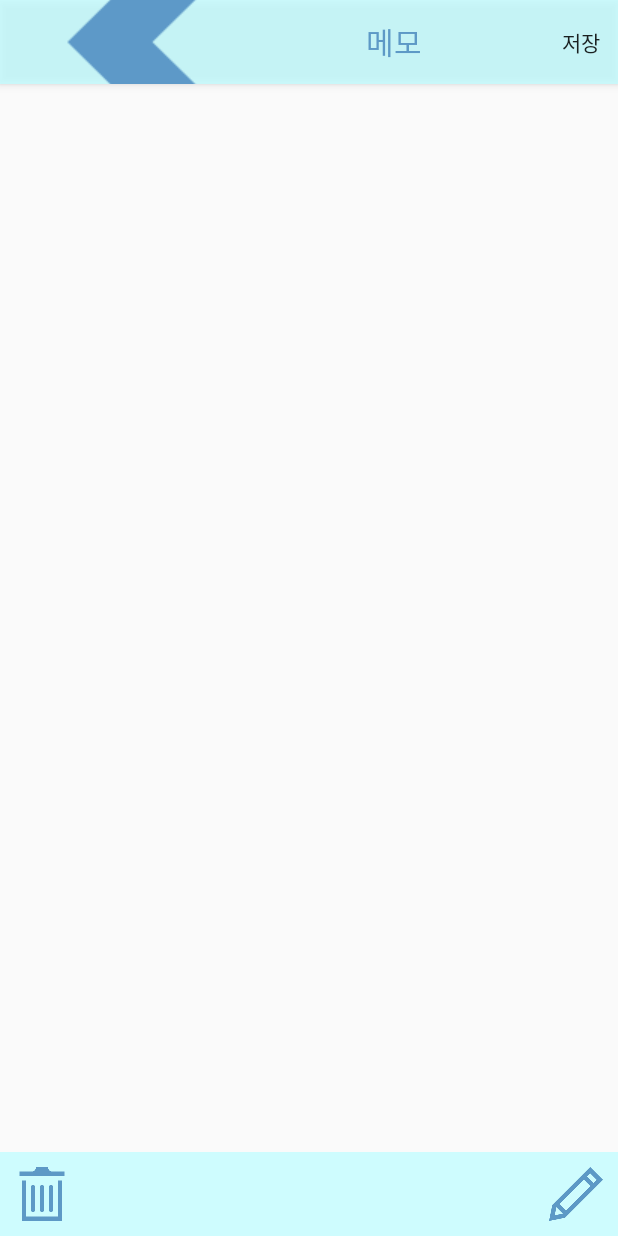
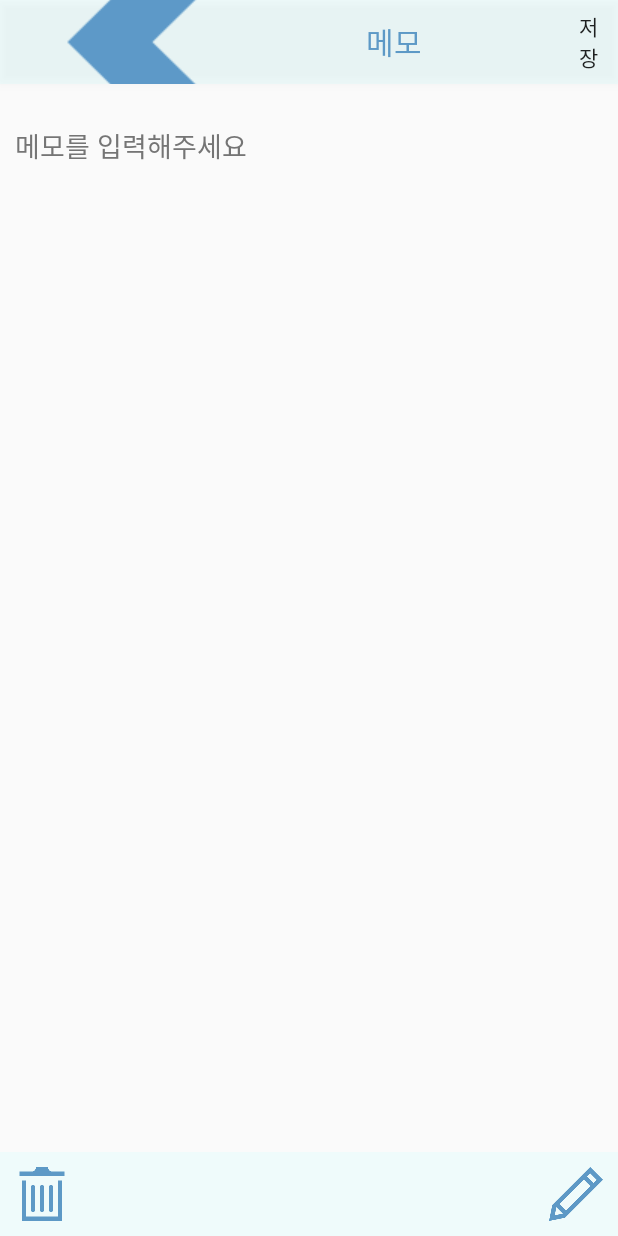
Before and after one commit to GroundReD/MemoDemo, an Android app: the WriteActivity screen opened directly, with no data from a screen before it, after a tap on an icon or button, on a phone screen of 412 x 824 dp. Run offline under Robolectric (Android 15) with nearby library versions, the phone set to English and light mode, and no system bars; our stand-ins replace ButterKnife; libraries missing offline, so code that uses them is left out: io.realm, io.realm.annotations; 7 statements that could not run were skipped.

```diff
--- a/app/src/main/java/com/example/p90jzw/memodemo/WriteActivity.java
+++ b/app/src/main/java/com/example/p90jzw/memodemo/WriteActivity.java
@@ -1,6 +1,8 @@
 package com.example.p90jzw.memodemo;
 
+import android.content.Intent;
 import android.os.Bundle;
+import android.util.Log;
 import android.view.Menu;
 import android.view.MenuInflater;
 import android.view.MenuItem;
@@ -24,6 +26,8 @@ import io.realm.RealmResults;
 
 public class WriteActivity extends AppCompatActivity {
 
+    public final static int NEW = -1;
+
     androidx.appcompat.widget.Toolbar memoToolbar;
     @BindView(R.id.write_tv_edited_date)
     TextView date;
@@ -34,9 +38,10 @@ public class WriteActivity extends AppCompatActivity {
     @BindView(R.id.write_iv_write_new)
     ImageView writeNew;
 
-    String edittedDate;
+    String editedDate;
     Realm realm;
-    int currentIndex;
+    int memoIndex;
+
 
     @Override
     protected void onCreate(Bundle savedInstanceState) {
@@ -56,10 +61,18 @@ public class WriteActivity extends AppCompatActivity {
         realm = Realm.getDefaultInstance();
 
         // two intent
-        // - crate new memo
-        // - edit existed memo
+        // - crate new memo = -1
+        // - edit existed memo >= 0
+        memoIndex = getIntent().getIntExtra("MEMO_INDEX", NEW);
+        if (memoIndex != NEW) {
+            showExistedMemo(memoIndex);
+        } else {
 
-        edittedDate = saveEdditedDate();
+        }
+
+        editedDate = saveEditedDate();
+
+        Log.d("index",String.valueOf(memoIndex));
     }
 
     @Override
@@ -76,7 +89,12 @@ public class WriteActivity extends AppCompatActivity {
                 finish();
                 return true;
             case R.id.save_memo:
-                saveMemo(String.valueOf(memo.getText()));
+                if(memoIndex == NEW) {
+                    saveNewMemo(String.valueOf(memo.getText()));
+                } else {
+                    saveMemo(String.valueOf(memo.getText()));
+                }
+
                 Toast.makeText(this, "저장되었습니다.", Toast.LENGTH_SHORT).show();
             default:
                 break;
@@ -85,10 +103,23 @@ public class WriteActivity extends AppCompatActivity {
     }
 
     private void saveMemo(String memo) {
+        MemoData memoData = realm.where(MemoData.class).equalTo("index",memoIndex).findAll().get(0);
+
+        realm.beginTransaction();
+        String header = memo.substring(0, memo.indexOf("\n"));
+        String text = memo.substring(memo.indexOf("\n"));
+        memoData.setEditedTime(editedDate);
+        memoData.setHeader(header);
+        memoData.setText(text);
+        realm.commitTransaction();
+    }
+
+
+    private void saveNewMemo(String memo) {
         MemoData memoData = new MemoData();
         int currentIndex = getAutoIncrementIndex(new MemoData());
         memoData.setIndex(currentIndex);
-        memoData.setEditedTime(edittedDate);
+        memoData.setEditedTime(editedDate);
 
         if (memo != null) {
             String header = memo.substring(0, memo.indexOf("\n"));
@@ -98,11 +129,12 @@ public class WriteActivity extends AppCompatActivity {
         }
 
         realm.beginTransaction();
-        realm.copyFromRealm(memoData);
+        MemoData realmMemoData = realm.createObject(MemoData.class);
+        realmMemoData = realm.copyFromRealm(memoData);
         realm.commitTransaction();
     }
 
-    private String saveEdditedDate() {
+    private String saveEditedDate() {
         SimpleDateFormat format = new SimpleDateFormat("yyyy년 MM월 DD일 HH시 mm분");
         return format.format(new Date());
     }
@@ -126,7 +158,7 @@ public class WriteActivity extends AppCompatActivity {
 
     @OnClick(R.id.write_iv_delete)
     void remove() {
-        RealmResults<MemoData> results = realm.where(MemoData.class).equalTo("index", currentIndex).findAll();
+        RealmResults<MemoData> results = realm.where(MemoData.class).equalTo("index", memoIndex).findAll();
 
         if (results.isEmpty()) {
             return;
@@ -138,10 +170,31 @@ public class WriteActivity extends AppCompatActivity {
 
     @OnClick(R.id.write_iv_write_new)
     void createNewMemo() {
-        saveMemo(String.valueOf(memo.getText()));
+        if(memoIndex != NEW) {
+            saveMemo(String.valueOf(memo.getText()));
+        } else {
+            saveNewMemo(String.valueOf(memo.getText()));
+        }
         //new writeActivity
+        Intent intent = new Intent(this,WriteActivity.class);
+        intent.addFlags(Intent.FLAG_ACTIVITY_SINGLE_TOP);
+        startActivity(intent);
+    }
+
+    void setCurrentIndex() {
 
     }
 
+    void showExistedMemo(int memoIndex) {
+        RealmResults<MemoData> results = realm.where(MemoData.class).equalTo("index", memoIndex).findAll();
 
+        memo.setText(results.get(0) != null ? results.get(0).getAllText() : "");
+        date.setText(results.get(0) != null ? results.get(0).getEditedTime() : "yyyy-MM-dd");
+    }
+
+    @Override
+    protected void onDestroy() {
+        super.onDestroy();
+        realm.close();
+    }
 }
--- /dev/null
+++ b/app/src/main/java/com/example/p90jzw/memodemo/listener/OnItemClickListener.java
@@ -0,0 +1,5 @@
+package com.example.p90jzw.memodemo.listener;
+
+public interface OnItemClickListener {
+    void onItemClick(int position);
+}
--- a/app/src/main/res/layout/activity_write.xml
+++ b/app/src/main/res/layout/activity_write.xml
@@ -12,8 +12,8 @@
         android:layout_height="?attr/actionBarSize"
         android:background="?attr/colorPrimary"
         android:elevation="4dp"
-        android:theme="@style/ThemeOverlay.AppCompat.ActionBar"
-        app:popupTheme="@style/ThemeOverlay.AppCompat.Light"
+        android:theme="@style/ToolbarTheme"
+        app:popupTheme="@style/ToolbarTheme"
         app:titleTextColor="@color/lightBlueDark"
         tools:ignore="MissingConstraints" />
 
@@ -38,15 +38,18 @@
         android:layout_height="0dp"
         android:background="@null"
         android:gravity="top|start"
+        android:hint="@string/write_memo"
         android:paddingStart="10dp"
         android:paddingEnd="10dp"
         android:scrollHorizontally="false"
+        android:textColorHint="@color/lightGrey"
         android:textSize="18sp"
         app:layout_constraintBottom_toBottomOf="parent"
         app:layout_constraintEnd_toEndOf="parent"
         app:layout_constraintStart_toStartOf="parent"
         app:layout_constraintTop_toBottomOf="@id/write_tv_edited_date"
         tools:text="Lorem ipsum dolor sit amet, consectetur adipiscing elit. Nulla vulputate malesuada purus. Nam vitae aliquam leo, ac dignissim justo. Aliquam nec dictum felis. Suspendisse nulla purus, faucibus eu augue a." />
+
 
     <androidx.constraintlayout.widget.ConstraintLayout
         android:layout_width="0dp"
--- a/app/src/main/res/values/colors.xml
+++ b/app/src/main/res/values/colors.xml
@@ -9,6 +9,6 @@
     <color name="lightBluePrimary">#90caf9</color>
     <color name="lightBlue">#c3fdff</color>
     <color name="lightBlueDark">#5d99c6</color>
-    <color name="lightBlueOp80">#ccc3fdff</color>
+    <color name="lightBlueOp80">#33c3fdff</color>
 
 </resources>
--- a/app/src/main/res/values/strings.xml
+++ b/app/src/main/res/values/strings.xml
@@ -5,4 +5,5 @@
     <string name="all_memo">전체메모</string>
     <string name="save">저장</string>
     <string name="edit">편집</string>
+    <string name="write_memo">메모를 입력해주세요</string>
 </resources>
--- a/app/src/main/res/values/styles.xml
+++ b/app/src/main/res/values/styles.xml
@@ -6,7 +6,16 @@
         <item name="colorPrimary">@color/lightBlueOp80</item>
         <item name="colorPrimaryDark">@color/lightBlueOp80</item>
         <item name="colorAccent">@color/lightBlueDark</item>
-
     </style>
 
+    <style name="ToolbarTheme" parent="ThemeOverlay.AppCompat.Light">
+        <item name="colorControlNormal">@android:color/white</item>
+        <item name="android:actionButtonStyle">@style/myActionButtonStyle</item>
+        <item name="actionButtonStyle">@style/myActionButtonStyle</item>
+    </style>
+    <style name="myActionButtonStyle" parent="Widget.AppCompat.ActionButton">
+        <item name="android:minWidth">24dp</item>
+        <item name="android:maxWidth">40dp</item>
+        <item name="android:width">40dp</item>
+    </style>
 </resources>
```
Also changed, not shown: app/src/main/java/com/example/p90jzw/memodemo/holder/MainContentViewHolder.java (+17 -2 lines), app/src/main/java/com/example/p90jzw/memodemo/main/MainActivity.java (+37 -18 lines), app/src/main/java/com/example/p90jzw/memodemo/main/MainAdapter.java (+30 -7 lines), app/src/main/java/com/example/p90jzw/memodemo/main/MainAdapterContract.java (+14 -1 lines), app/src/main/java/com/example/p90jzw/memodemo/main/MainContract.java (+12 -2 lines), app/src/main/java/com/example/p90jzw/memodemo/main/MainPresenter.java (+39 -2 lines), app/src/main/res/layout/activity_main.xml (+23 -6 lines), app/src/main/res/drawable/iconmonstr_view_6_240.png (added).
